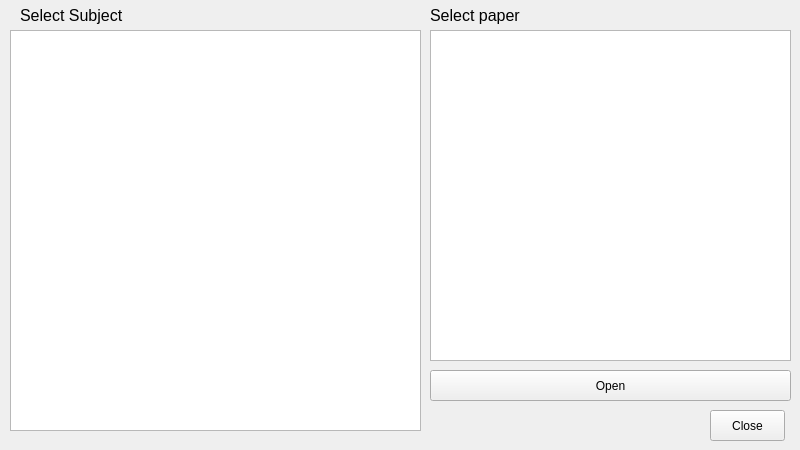
Above: openhomework.ui from dkithmal/BinduProjectTeacher before the change. Below: the same form after it.
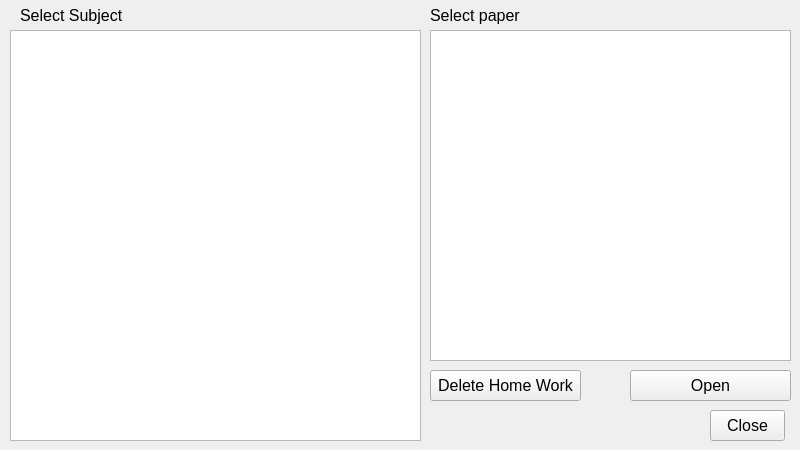
That is the form after the change.

```diff
--- a/openhomework.ui
+++ b/openhomework.ui
@@ -10,19 +10,14 @@
     <height>450</height>
    </rect>
   </property>
+  <property name="font">
+   <font>
+    <pointsize>12</pointsize>
+   </font>
+  </property>
   <property name="windowTitle">
    <string>Form</string>
   </property>
-  <widget class="QTreeView" name="treeView">
-   <property name="geometry">
-    <rect>
-     <x>10</x>
-     <y>30</y>
-     <width>411</width>
-     <height>401</height>
-    </rect>
-   </property>
-  </widget>
   <widget class="QLabel" name="lSelectSubject">
    <property name="geometry">
     <rect>
@@ -72,9 +67,9 @@
   <widget class="QPushButton" name="pBOpen">
    <property name="geometry">
     <rect>
-     <x>430</x>
+     <x>630</x>
      <y>370</y>
-     <width>361</width>
+     <width>161</width>
      <height>31</height>
     </rect>
    </property>
@@ -95,6 +90,57 @@
     <string>Close</string>
    </property>
   </widget>
+  <widget class="QPushButton" name="pBDeleteHomeWork">
+   <property name="geometry">
+    <rect>
+     <x>430</x>
+     <y>370</y>
+     <width>151</width>
+     <height>31</height>
+    </rect>
+   </property>
+   <property name="text">
+    <string>Delete Home Work</string>
+   </property>
+  </widget>
+  <widget class="QTreeWidget" name="tWSelectSubject">
+   <property name="geometry">
+    <rect>
+     <x>10</x>
+     <y>30</y>
+     <width>411</width>
+     <height>411</height>
+    </rect>
+   </property>
+   <property name="font">
+    <font>
+     <pointsize>12</pointsize>
+    </font>
+   </property>
+   <attribute name="headerVisible">
+    <bool>false</bool>
+   </attribute>
+   <column>
+    <property name="text">
+     <string notr="true">1</string>
+    </property>
+   </column>
+  </widget>
+  <widget class="QListWidget" name="lWHomeWorks">
+   <property name="geometry">
+    <rect>
+     <x>430</x>
+     <y>30</y>
+     <width>361</width>
+     <height>331</height>
+    </rect>
+   </property>
+   <property name="font">
+    <font>
+     <pointsize>12</pointsize>
+    </font>
+   </property>
+  </widget>
  </widget>
  <resources/>
  <connections>
```
Left out of the diff: 10 changed lines with no effect on the pictures.
